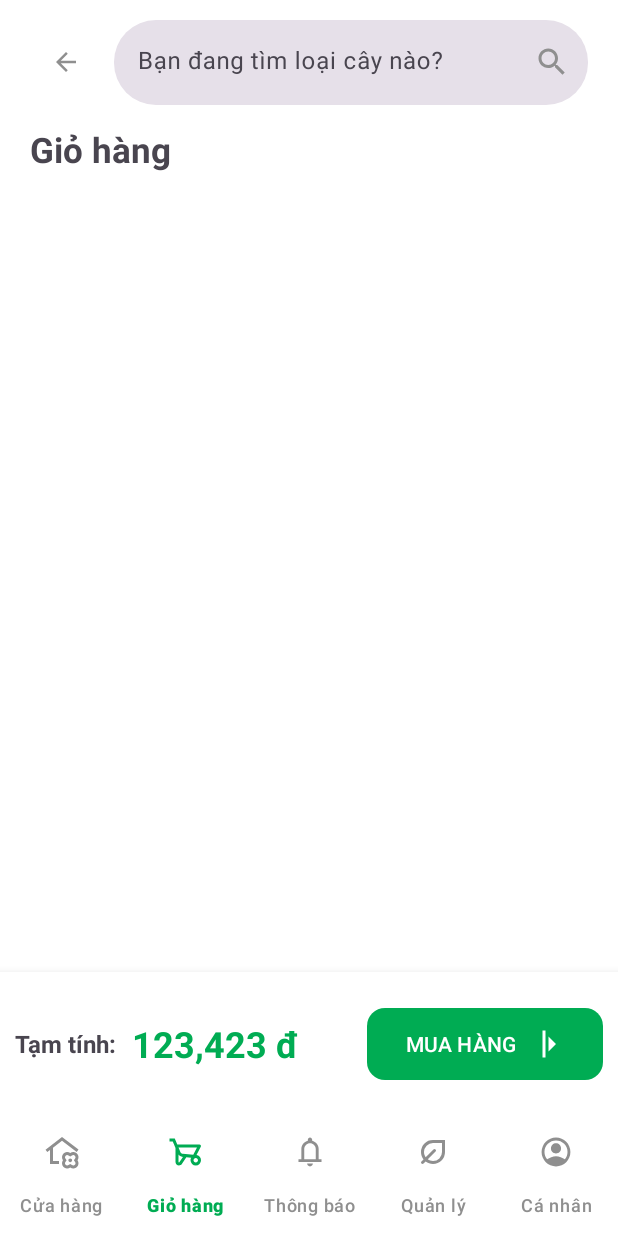
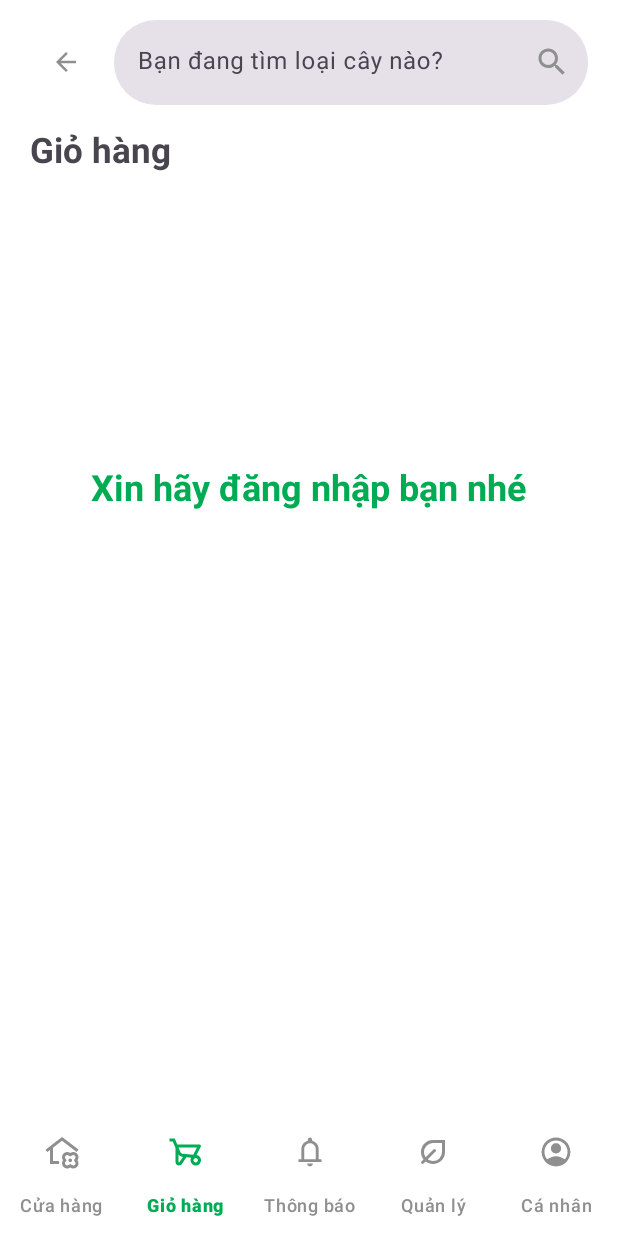
Before and after one commit to PRM392-Group4/herbs-and-friends-app, an Android app: the screen it shows after launch (MainActivity), item 2 of the bottom bar chosen, on a phone screen of 412 x 824 dp. Run offline under Robolectric (Android 15) with nearby library versions, the phone set to English and light mode, and no system bars; our stand-ins replace Dagger/Hilt's generated code, Firebase (no records; nobody signed in at launch, a user with empty details on screens opened directly), navigation-ui; pictures from the network do not load; 3 statements that could not run were skipped.

Commit message:
fix: fix bug on navigating graph from cart to login

```diff
--- a/app/src/main/java/com/group4/herbs_and_friends_app/data/repository/AuthRepository.java
+++ b/app/src/main/java/com/group4/herbs_and_friends_app/data/repository/AuthRepository.java
@@ -10,10 +10,10 @@ import com.google.firebase.auth.FirebaseUser;
 import com.google.firebase.auth.GoogleAuthProvider;
 import com.google.firebase.firestore.FirebaseFirestore;
 import com.group4.herbs_and_friends_app.R;
-import com.group4.herbs_and_friends_app.data.model.enums.LoginMethod;
 import com.group4.herbs_and_friends_app.data.mail.GmailSender;
 import com.group4.herbs_and_friends_app.data.mail.PasswordUtils;
 import com.group4.herbs_and_friends_app.data.model.User;
+import com.group4.herbs_and_friends_app.data.model.enums.LoginMethod;
 import com.group4.herbs_and_friends_app.di.ResourceManager;
 
 import java.security.SecureRandom;
@@ -29,15 +29,12 @@ public class AuthRepository {
     private final FirebaseFirestore firestore;
     private final ResourceManager resourceManager;
 
-
     @Inject
     public AuthRepository(FirebaseAuth firebaseAuth, FirebaseFirestore firestore, ResourceManager resourceManager) {
         this.firebaseAuth = firebaseAuth;
         this.firestore = firestore;
         this.resourceManager = resourceManager;
     }
-
-
 
     public void login(LoginMethod method, String emailOrIdToken, String passwordOrNull,
                       Runnable onSuccess, Runnable onInvalidCredentialsOrFailure, Runnable onError) {
--- a/app/src/main/java/com/group4/herbs_and_friends_app/ui/auth/login/HLoginFragment.java
+++ b/app/src/main/java/com/group4/herbs_and_friends_app/ui/auth/login/HLoginFragment.java
@@ -181,8 +181,7 @@ public class HLoginFragment extends Fragment {
     }
 
     private void goToHome() {
-        NavHostFragment.findNavController(this)
-                .navigate(R.id.action_HLoginFragment_to_profileFragment);
+        NavHostFragment.findNavController(this).popBackStack();
     }
 
     private final ActivityResultLauncher<Intent> googleSignInLauncher =
--- a/app/src/main/java/com/group4/herbs_and_friends_app/ui/cart/HCartFragment.java
+++ b/app/src/main/java/com/group4/herbs_and_friends_app/ui/cart/HCartFragment.java
@@ -4,15 +4,20 @@ import android.os.Bundle;
 import android.view.LayoutInflater;
 import android.view.View;
 import android.view.ViewGroup;
+import android.widget.Toast;
 
 import androidx.annotation.NonNull;
 import androidx.annotation.Nullable;
 import androidx.fragment.app.Fragment;
 import androidx.lifecycle.ViewModelProvider;
+import androidx.recyclerview.widget.LinearLayoutManager;
 
+import com.google.firebase.auth.FirebaseAuth;
+import com.google.firebase.auth.FirebaseUser;
 import com.group4.herbs_and_friends_app.databinding.FragmentHCartBinding;
 import com.group4.herbs_and_friends_app.ui.cart.adapter.HCartRecycleViewAdapter;
 import com.group4.herbs_and_friends_app.ui.cart.viewholder.IViewHolderListeners;
+import com.group4.herbs_and_friends_app.utils.DisplayFormat;
 
 import dagger.hilt.android.AndroidEntryPoint;
 
@@ -26,6 +31,7 @@ public class HCartFragment extends Fragment {
     private FragmentHCartBinding binding;
     private HCartRecycleViewAdapter hCartRecycleViewAdapter;
     private HCartVM hCartVM;
+    private FirebaseUser currentUser;
 
     // ================================
     // === Lifecycle
@@ -41,14 +47,6 @@ public class HCartFragment extends Fragment {
     @Override
     public void onViewCreated(@NonNull View view, @Nullable Bundle savedInstanceState) {
         super.onViewCreated(view, savedInstanceState);
-
-        // Setup View Model
-        hCartVM = new ViewModelProvider(this).get(HCartVM.class);
-
-        // Setup Adapters
-        setupAdapterAndRecyclerView();
-
-
     }
 
     @Override
@@ -57,20 +55,98 @@ public class HCartFragment extends Fragment {
         binding = null;
     }
 
+    @Override
+    public void onResume() {
+        super.onResume();
+        setupEnsureLoggedInAndInit();
+    }
+
     // ================================
     // === Methods
     // ================================
 
-    public void setupAdapterAndRecyclerView() {
+    /**
+     * Re calling when user login and first time open app
+     */
+    private void setupEnsureLoggedInAndInit() {
+        // Check login state
+        currentUser = FirebaseAuth.getInstance().getCurrentUser();
+        boolean loggedIn = currentUser != null;
+
+        // Toggle UI for the login state
+        binding.llNotLoggedIn.setVisibility(loggedIn ? View.GONE : View.VISIBLE);
+        binding.rvCart.setVisibility(loggedIn ? View.VISIBLE : View.INVISIBLE);
+        binding.llCartSummary.setVisibility(loggedIn ? View.VISIBLE : View.INVISIBLE);
+        binding.btnCheckout.setEnabled(loggedIn);
+
+        // If not loggin, binding event fro btn go to login
+        if (!loggedIn) {
+            return;
+        }
+
+        // Setup View Model
+        hCartVM = new ViewModelProvider(requireActivity()).get(HCartVM.class);
+
+//        // Setup Action Bar
+//        setupActionBar();
+//
+        // Setup Adapters
+        setupAdapterAndRecyclerView();
+//
+//        // Setup observer cart items
+        setupObserverCartItems();
+//
+//        // Setup observer total price
+        setupObserverTotalPrice();
+//
+//        // Setup button checkout
+        setupButtonCheckout();
+    }
+
+    /**
+     * Observe cart items
+     */
+    private void setupObserverCartItems() {
+        hCartVM.getCartItemsLive().observe(getViewLifecycleOwner(), cartItems -> {
+            hCartRecycleViewAdapter.submitList(cartItems);
+        });
+    }
+
+    /**
+     * Observe total price
+     */
+    private void setupObserverTotalPrice() {
+        hCartVM.getTotalPriceLive().observe(getViewLifecycleOwner(), sum -> {
+            binding.tvSubtotalPrice.setText(DisplayFormat.toMoneyDisplayString(sum));
+        });
+    }
+
+    /**
+     * Setup adapter and recycler view
+     */
+    private void setupAdapterAndRecyclerView() {
         hCartRecycleViewAdapter = new HCartRecycleViewAdapter(new IViewHolderListeners() {
 
             @Override
             public void onItemModifyQuantity(String cartItemId, int quantity) {
-                hCartVM.modifyQuantity(cartItemId, quantity);
+                hCartVM.modifyQuantity(cartItemId, quantity).observe(getViewLifecycleOwner(), success -> {
+                    if (success) {
+                        Toast.makeText(getContext(), "Cập nhập số lượng", Toast.LENGTH_SHORT).show();
+                    }
+                });
             }
         });
+
         binding.rvCart.setAdapter(hCartRecycleViewAdapter);
+        binding.rvCart.setLayoutManager(new LinearLayoutManager(this.getContext(), LinearLayoutManager.VERTICAL, true));
     }
 
-
+    /**
+     * Setup button checkout
+     */
+    private void setupButtonCheckout() {
+        binding.btnCheckout.setOnClickListener(v -> {
+            Toast.makeText(getContext(), "Qua trang thanh toán", Toast.LENGTH_SHORT).show();
+        });
+    }
 }
--- a/app/src/main/java/com/group4/herbs_and_friends_app/ui/cart/HCartVM.java
+++ b/app/src/main/java/com/group4/herbs_and_friends_app/ui/cart/HCartVM.java
@@ -1,11 +1,12 @@
 package com.group4.herbs_and_friends_app.ui.cart;
 
 import androidx.lifecycle.LiveData;
-import androidx.lifecycle.MutableLiveData;
+import androidx.lifecycle.Transformations;
 import androidx.lifecycle.ViewModel;
 
 import com.group4.herbs_and_friends_app.data.model.CartItem;
 import com.group4.herbs_and_friends_app.data.repository.CartRepository;
+import com.group4.herbs_and_friends_app.data.repository.ProductRepository;
 
 import java.util.List;
 
@@ -20,10 +21,12 @@ public class HCartVM extends ViewModel {
     // === Fields
     // =================================
 
-    private final CartRepository cartRepository;
-    private final LiveData<List<CartItem>> cartItemsLive;
-    private final LiveData<Boolean> modifyQuantityLive;
-    private final LiveData<Long> totalPriceLive;
+    private CartRepository cartRepository;
+    private ProductRepository productRepository;
+    private LiveData<List<CartItem>> cartItemsLive;
+    private LiveData<Long> totalPriceLive;
+
+    private final LiveData<Boolean> isCartEmpty;
 
     // =================================
     // === Constructors
@@ -33,21 +36,49 @@ public class HCartVM extends ViewModel {
     public HCartVM(CartRepository cartRepository) {
         this.cartRepository = cartRepository;
         this.cartItemsLive = this.cartRepository.getLiveCartItems();
-        this.totalPriceLive = this.
-        modifyQuantityLive = new MutableLiveData<>(false);
+        this.totalPriceLive = this.cartRepository.getLiveTotalPrice();
+
+        this.isCartEmpty = Transformations.map(cartItemsLive, list -> {
+            return list.isEmpty() || list == null;
+        });
     }
 
     // =================================
     // === Methods
     // =================================
 
-    public LiveData<List<CartItem>> getCartItems() {
+    public LiveData<Boolean> getIsCartEmptyLive() {
+        return isCartEmpty;
+    }
+
+    /**
+     * Get live cart items
+     *
+     * @return
+     */
+    public LiveData<List<CartItem>> getCartItemsLive() {
+        if (cartItemsLive == null) return null;
         return cartItemsLive;
     }
 
+    /**
+     * Get live total price
+     *
+     * @return
+     */
+    public LiveData<Long> getTotalPriceLive() {
+        if (cartItemsLive == null) return null;
+        return totalPriceLive;
+    }
+
+    /**
+     * Change quantity by +1 or -1
+     *
+     * @param productId
+     * @param delta
+     * @return
+     */
     public LiveData<Boolean> modifyQuantity(String productId, int delta) {
-        MutableLiveData<Boolean> result = new MutableLiveData<>(false);
-
-
+        return cartRepository.updateQuantity(productId, delta);
     }
 }
--- a/app/src/main/java/com/group4/herbs_and_friends_app/ui/cart/IViewHolderCallbacks.java
+++ /dev/null
@@ -1,4 +0,0 @@
-package com.group4.herbs_and_friends_app.ui.cart;
-
-public interface IViewHolderCallbacks {
-}
--- a/app/src/main/res/layout/fragment_h_cart.xml
+++ b/app/src/main/res/layout/fragment_h_cart.xml
@@ -5,6 +5,31 @@
     android:layout_height="match_parent"
     xmlns:app="http://schemas.android.com/apk/res-auto"
     tools:context=".ui.cart.HCartFragment">
+
+    <!-- View for not sign-in -->
+    <LinearLayout
+        android:id="@+id/llNotLoggedIn"
+        android:layout_width="0dp"
+        android:layout_height="wrap_content"
+        android:gravity="center"
+        android:orientation="vertical"
+        android:visibility="visible"
+        app:layout_constraintBottom_toTopOf="@id/ll_cart_summary"
+        app:layout_constraintEnd_toEndOf="parent"
+        app:layout_constraintStart_toStartOf="parent"
+        app:layout_constraintTop_toTopOf="parent">
+
+        <TextView
+            android:id="@+id/tvEmptyCart"
+            android:layout_width="wrap_content"
+            android:layout_height="wrap_content"
+            android:text="Xin hãy đăng nhập bạn nhé"
+            android:textColor="@color/h_primary"
+            android:textSize="24sp"
+            android:textStyle="bold"
+            android:visibility="visible" />
+
+    </LinearLayout>
 
     <!-- Custom action bar -->
     <androidx.constraintlayout.widget.ConstraintLayout
@@ -21,7 +46,6 @@
             layout="@layout/view_h_actionbar"
             android:layout_width="match_parent"
             android:layout_height="wrap_content"
-            app:layout_constraintBottom_toTopOf="@id/tv_cart_title"
             app:layout_constraintEnd_toEndOf="parent"
             app:layout_constraintStart_toStartOf="parent"
             app:layout_constraintTop_toTopOf="@id/cl_rvWrapper" />
--- a/app/src/main/res/navigation/navigation_h_main.xml
+++ b/app/src/main/res/navigation/navigation_h_main.xml
@@ -12,7 +12,7 @@
     <fragment
         android:id="@+id/cartFragment"
         android:name="com.group4.herbs_and_friends_app.ui.cart.HCartFragment"
-        android:label="Cart" />
+        android:label="Cart"></fragment>
 
     <fragment
         android:id="@+id/notificationFragment"
--- a/app/src/main/res/values/strings.xml
+++ b/app/src/main/res/values/strings.xml
@@ -60,4 +60,5 @@
     <string name="cart_viewholder_decrease_the_quantity">Decrease the quantity</string>
     <string name="cart_viewholder_increase_the_quantity">Increase the quantity</string>
     <string name="cart_viewholder_product_image">Product Image</string>
+    <string name="cart_btn_go_to_login">Đăng nhập</string>
 </resources>
```
Also changed, not shown: app/src/main/java/com/group4/herbs_and_friends_app/data/repository/CartRepository.java (+23 -13 lines).
